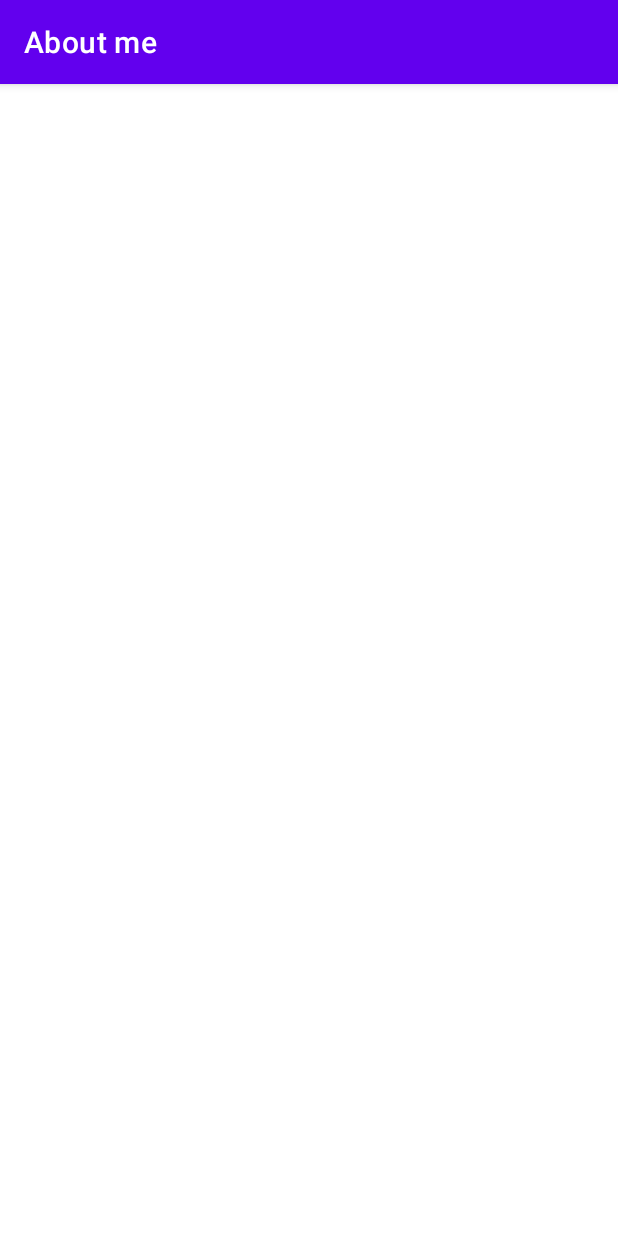
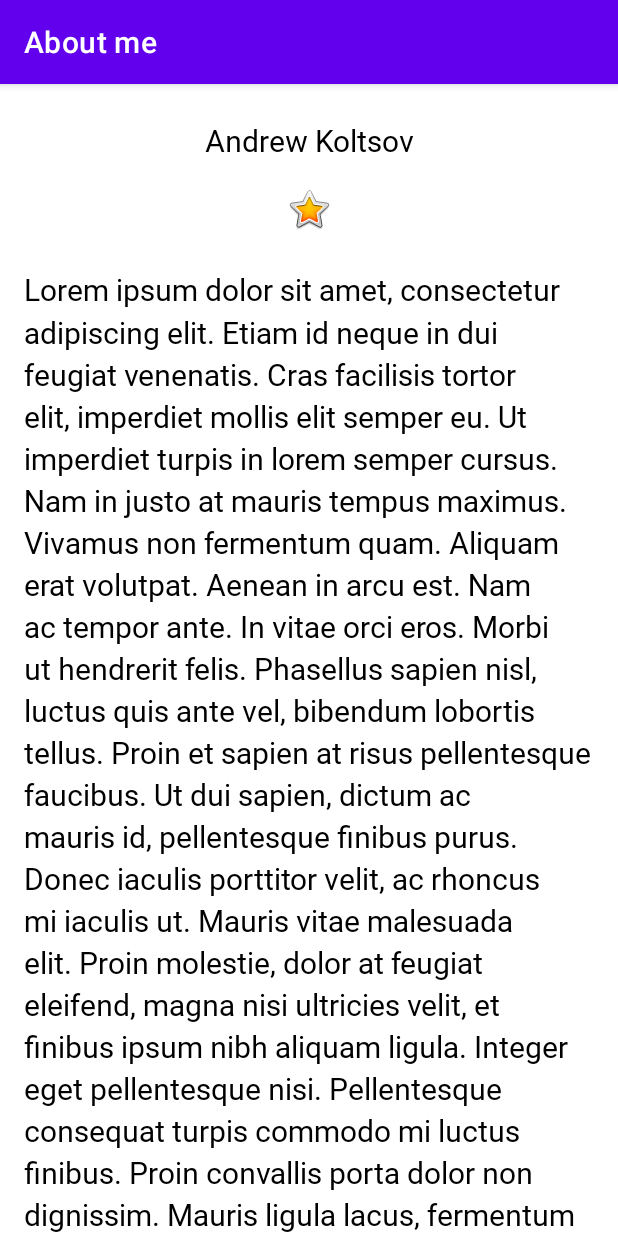
Before and after one commit to excitexcite/AboutMeApp, an Android app: the screen it shows after launch (MainActivity), on a phone screen of 412 x 824 dp. Run offline under Robolectric (Android 15) with nearby library versions, the phone set to English and light mode, and no system bars.

Commit message:
Add textView, imageView, scrollView to the layout. Create style for text. Add text to static lebales via string resources.

```diff
--- a/app/src/main/res/layout/activity_main.xml
+++ b/app/src/main/res/layout/activity_main.xml
@@ -4,7 +4,40 @@
     xmlns:tools="http://schemas.android.com/tools"
     android:layout_width="match_parent"
     android:layout_height="match_parent"
-    tools:context=".MainActivity">
+    tools:context=".MainActivity"
+    android:orientation="vertical">
 
 
+    <TextView
+        android:id="@+id/name_text"
+        android:layout_width="match_parent"
+        android:layout_height="wrap_content"
+        android:text="@string/name"
+        android:textAlignment="center"
+        style="@style/NameStyle" />
+
+    <ImageView
+        android:id="@+id/star_image"
+        android:layout_width="match_parent"
+        android:layout_height="wrap_content"
+        android:layout_marginTop="@dimen/layout_margin"
+        android:contentDescription="@string/yellow_star"
+        app:srcCompat="@android:drawable/btn_star_big_on" />
+
+    <ScrollView
+        android:id="@+id/bio_scroll"
+        android:layout_width="match_parent"
+        android:layout_height="match_parent"
+        android:paddingEnd="@dimen/padding"
+        android:paddingStart="@dimen/padding">
+
+        <TextView
+            android:id="@+id/textView"
+            style="@style/NameStyle"
+            android:layout_width="match_parent"
+            android:layout_height="wrap_content"
+            android:lineSpacingMultiplier="1.2"
+            android:text="@string/bio" />
+    </ScrollView>
+
 </LinearLayout>
--- /dev/null
+++ b/app/src/main/res/values/dimens.xml
@@ -0,0 +1,7 @@
+<?xml version="1.0" encoding="utf-8"?>
+<resources>
+    <dimen name="text_size">20sp</dimen>
+    <dimen name="small_padding">8dp</dimen>
+    <dimen name="layout_margin">16dp</dimen>
+    <dimen name="padding">16dp</dimen>
+</resources>
--- a/app/src/main/res/values/strings.xml
+++ b/app/src/main/res/values/strings.xml
@@ -1,3 +1,16 @@
 <resources>
     <string name="app_name">About me</string>
+    <string name="name">Andrew Koltsov</string>
+    <string name="yellow_star">Yellow star</string>
+    <string name="bio">
+
+Lorem ipsum dolor sit amet, consectetur adipiscing elit. Etiam id neque in dui feugiat venenatis. Cras facilisis tortor elit, imperdiet mollis elit semper eu. Ut imperdiet turpis in lorem semper cursus. Nam in justo at mauris tempus maximus. Vivamus non fermentum quam. Aliquam erat volutpat. Aenean in arcu est. Nam ac tempor ante. In vitae orci eros. Morbi ut hendrerit felis. Phasellus sapien nisl, luctus quis ante vel, bibendum lobortis tellus. Proin et sapien at risus pellentesque faucibus. Ut dui sapien, dictum ac mauris id, pellentesque finibus purus.
+
+Donec iaculis porttitor velit, ac rhoncus mi iaculis ut. Mauris vitae malesuada elit. Proin molestie, dolor at feugiat eleifend, magna nisi ultricies velit, et finibus ipsum nibh aliquam ligula. Integer eget pellentesque nisi. Pellentesque consequat turpis commodo mi luctus finibus. Proin convallis porta dolor non dignissim. Mauris ligula lacus, fermentum ac ligula in, lacinia vehicula metus. Sed condimentum hendrerit dui, in iaculis felis molestie vel. Curabitur pulvinar dolor nec tortor varius lacinia. Nunc vehicula mattis dui, non consectetur arcu molestie in. Fusce sagittis luctus eleifend. Duis orci augue, tempus a libero ut, hendrerit euismod lectus. Integer porttitor odio in pretium pellentesque.
+
+Sed quam justo, sodales in condimentum vel, sodales non sapien. Aliquam nulla ligula, volutpat et varius eget, semper quis velit. Fusce elit metus, volutpat a nibh a, interdum tempus nulla. Integer mattis justo ac ex faucibus dapibus vitae at diam. Nulla a eros eu dui laoreet egestas vitae non elit. Ut in magna id eros convallis dignissim. Phasellus euismod, diam et placerat ultricies, orci urna blandit nisl, in cursus risus nisl dictum lacus. Nullam nec gravida nibh. Vivamus tincidunt risus at est malesuada pulvinar. Vestibulum ante ipsum primis in faucibus orci luctus et ultrices posuere cubilia curae; Phasellus non auctor sapien, at pretium purus.
+
+Fusce vel rutrum neque. Etiam elementum quis purus quis dapibus. Duis tempus magna vitae ante finibus, eu consectetur elit ultricies. Ut gravida leo metus, non sodales mi varius eget. Nunc quis auctor ligula. Vestibulum gravida enim ac placerat consequat. Duis sed metus diam. Etiam laoreet sodales elit et rhoncus. Duis quis elit eu ipsum molestie commodo.
+
+Nam ac dui tempus, scelerisque enim quis, porta lacus. Fusce vitae lacus sapien. Nulla lectus lacus, egestas id lorem eget, tempor placerat elit. Maecenas bibendum, odio non gravida molestie, nisi purus gravida urna, eu semper felis enim ut erat. Curabitur tincidunt, neque nec posuere bibendum, odio dui condimentum felis, eget vestibulum odio augue non arcu. Sed accumsan eleifend risus, congue efficitur enim interdum nec. Morbi eu consectetur erat, at vulputate ipsum. Pellentesque lectus sapien, convallis nec lacus eget, gravida interdum enim. Maecenas ligula urna, scelerisque et aliquet ut, faucibus ut lorem. </string>
 </resources>
--- /dev/null
+++ b/app/src/main/res/values/styles.xml
@@ -0,0 +1,11 @@
+<?xml version="1.0" encoding="utf-8"?>
+<resources>
+
+    <style name="NameStyle">
+        <item name="android:layout_marginTop">@dimen/layout_margin</item>
+        <item name="android:fontFamily">@font/roboto</item>
+        <item name="android:paddingTop">@dimen/small_padding</item>
+        <item name="android:textColor">@android:color/black</item>
+        <item name="android:textSize">@dimen/text_size</item>
+    </style>
+</resources>
```
Also changed, not shown: app/src/main/res/font/roboto.ttf (added).
